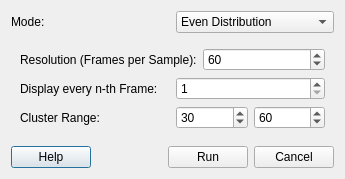
First picture: the form in qt_ui/DialogAutoSegmentation.ui, repository FilmColors/VIAN, before the edit.
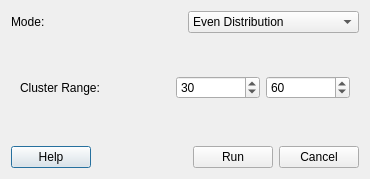
Second picture: the form after the edit. The open tabs and pages were chosen to show the change.

Commit message:
Auto Segmentation Fix, updated UI, added exact boundary detection
#256

Diff of the .ui file:
```diff
--- a/qt_ui/DialogAutoSegmentation.ui
+++ b/qt_ui/DialogAutoSegmentation.ui
@@ -6,7 +6,7 @@
    <rect>
     <x>0</x>
     <y>0</y>
-    <width>345</width>
+    <width>370</width>
     <height>179</height>
    </rect>
   </property>
@@ -123,72 +123,6 @@
      </widget>
      <widget class="QWidget" name="widget_colorhist">
       <layout class="QVBoxLayout" name="verticalLayout_4">
-       <item>
-        <layout class="QHBoxLayout" name="horizontalLayout_8">
-         <item>
-          <widget class="QLabel" name="label_7">
-           <property name="sizePolicy">
-            <sizepolicy hsizetype="Fixed" vsizetype="Preferred">
-             <horstretch>0</horstretch>
-             <verstretch>0</verstretch>
-            </sizepolicy>
-           </property>
-           <property name="minimumSize">
-            <size>
-             <width>150</width>
-             <height>0</height>
-            </size>
-           </property>
-           <property name="text">
-            <string>Resolution (Frames per Sample):</string>
-           </property>
-          </widget>
-         </item>
-         <item>
-          <widget class="QSpinBox" name="spinBoxResolution">
-           <property name="minimum">
-            <number>1</number>
-           </property>
-           <property name="maximum">
-            <number>1000</number>
-           </property>
-           <property name="value">
-            <number>60</number>
-           </property>
-          </widget>
-         </item>
-        </layout>
-       </item>
-       <item>
-        <layout class="QHBoxLayout" name="horizontalLayout_6">
-         <item>
-          <widget class="QLabel" name="label_5">
-           <property name="sizePolicy">
-            <sizepolicy hsizetype="Fixed" vsizetype="Preferred">
-             <horstretch>0</horstretch>
-             <verstretch>0</verstretch>
-            </sizepolicy>
-           </property>
-           <property name="minimumSize">
-            <size>
-             <width>150</width>
-             <height>0</height>
-            </size>
-           </property>
-           <property name="text">
-            <string>Display every n-th Frame:</string>
-           </property>
-          </widget>
-         </item>
-         <item>
-          <widget class="QSpinBox" name="spinBox_nthFrame">
-           <property name="minimum">
-            <number>1</number>
-           </property>
-          </widget>
-         </item>
-        </layout>
-       </item>
        <item>
         <layout class="QHBoxLayout" name="horizontalLayout_7">
          <item>
```
The commit also changes 1 other file.
